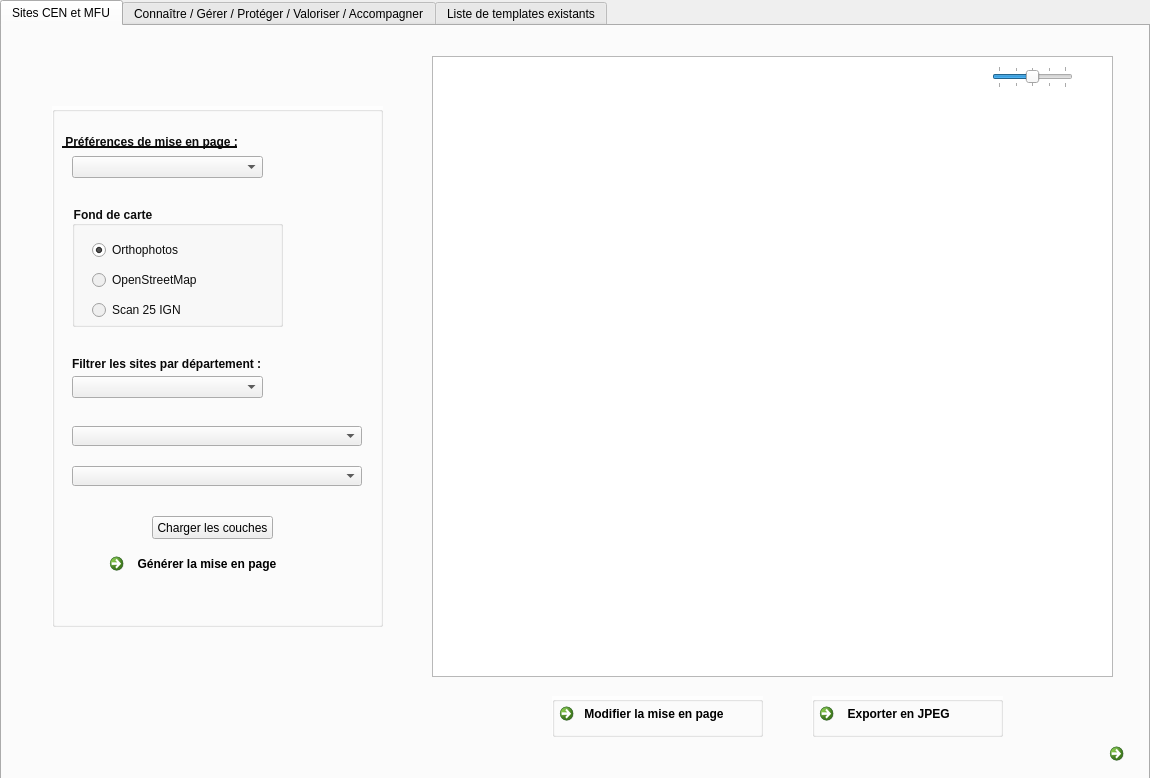
Before: the Qt Designer form map_cen_dialog_base.ui in CEN-Nouvelle-Aquitaine/map_cen, drawn with Qt 5.
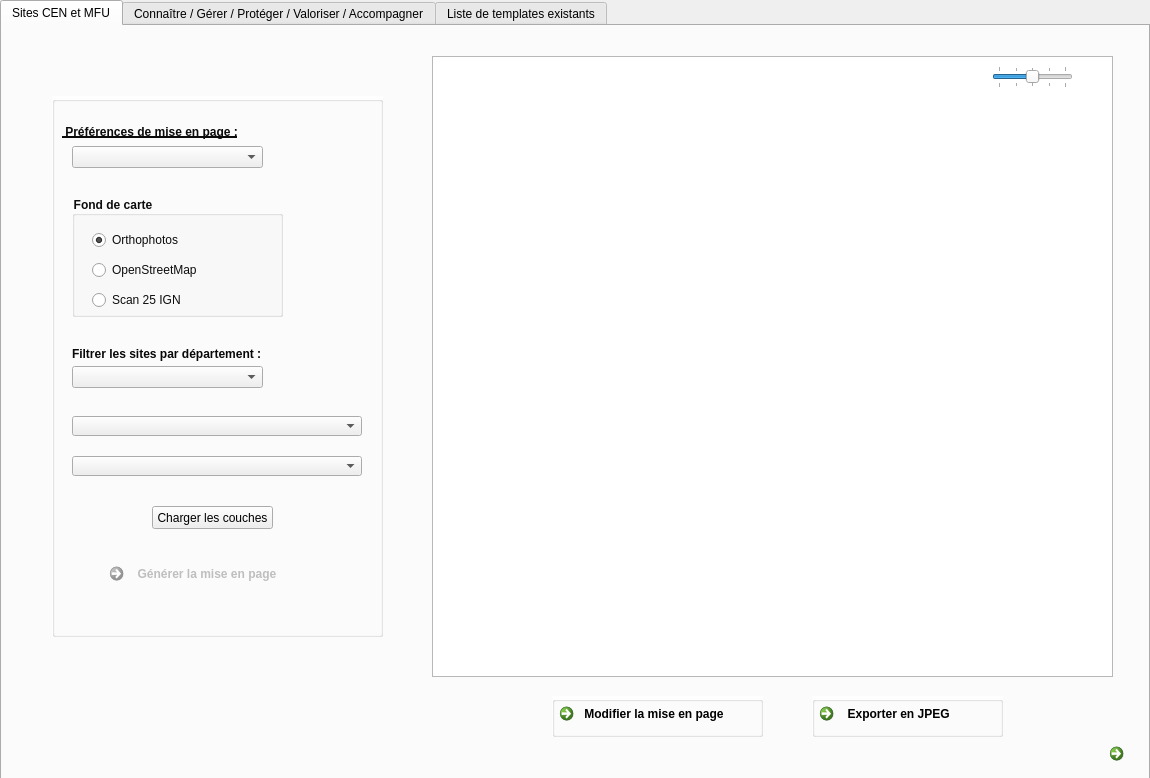
After: the same form once the commit is applied. Icons and pictures are not drawn. Custom widgets are drawn as their Qt base class.

```diff
--- a/map_cen_dialog_base.ui
+++ b/map_cen_dialog_base.ui
@@ -59,9 +59,9 @@
      <property name="geometry">
       <rect>
        <x>50</x>
-       <y>80</y>
+       <y>70</y>
        <width>331</width>
-       <height>521</height>
+       <height>541</height>
       </rect>
      </property>
      <property name="font">
@@ -120,7 +120,7 @@
         <item>
          <widget class="QRadioButton" name="radioButton_2">
           <property name="enabled">
-           <bool>false</bool>
+           <bool>true</bool>
           </property>
           <property name="text">
            <string>OpenStreetMap</string>
@@ -130,7 +130,7 @@
         <item>
          <widget class="QRadioButton" name="radioButton_3">
           <property name="enabled">
-           <bool>false</bool>
+           <bool>true</bool>
           </property>
           <property name="text">
            <string>Scan 25 IGN</string>
@@ -167,10 +167,13 @@
       </property>
      </widget>
      <widget class="QCommandLinkButton" name="commandLinkButton_4">
+      <property name="enabled">
+       <bool>false</bool>
+      </property>
       <property name="geometry">
        <rect>
         <x>50</x>
-        <y>440</y>
+        <y>460</y>
         <width>221</width>
         <height>51</height>
        </rect>
```
